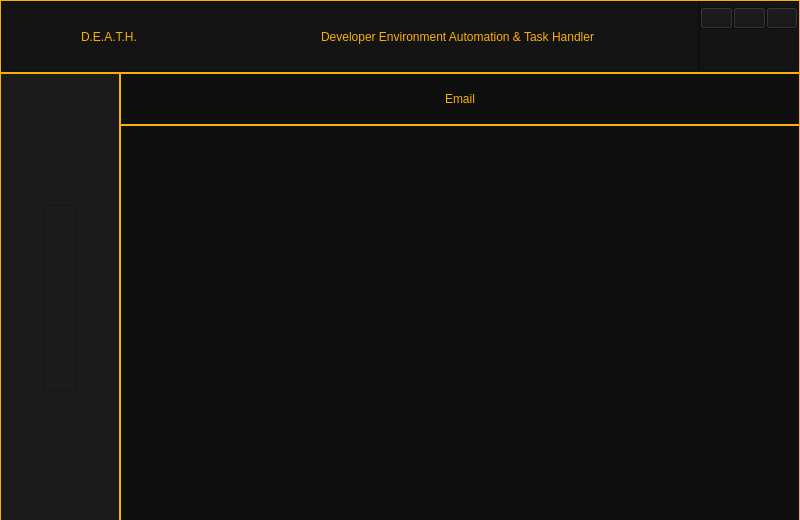
Qt form Gui/Main_Gui.ui (ThatNerd404/D.E.A.T.H) before a commit.
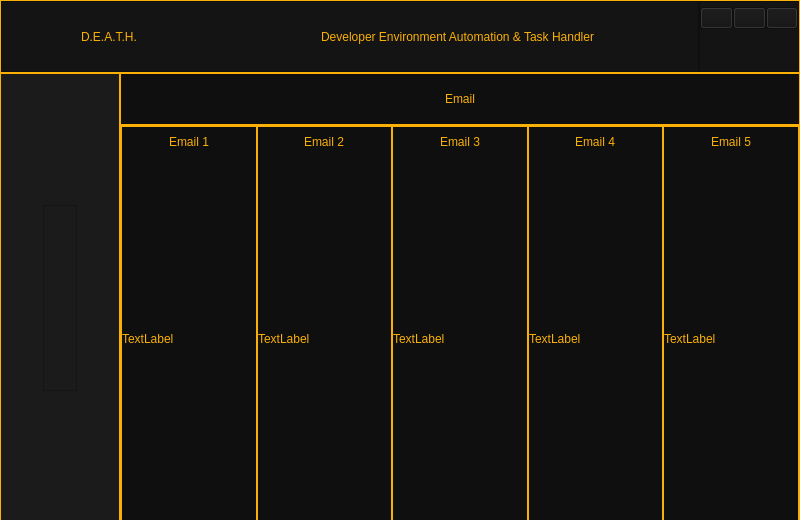
The same form after that commit. Icons and pictures are not drawn.

Commit message: Still choosing gui format. Running through options

Patch:
```diff
--- a/Gui/Main_Gui.ui
+++ b/Gui/Main_Gui.ui
@@ -2337,7 +2337,12 @@
              <property name="styleSheet">
               <string notr="true">#Email_Content{border-color:rgb(250,176,5);
 border-width:1px;
-border-style:solid;}</string>
+border-style:solid;}
+QFrame{border-color:rgb(250,176,5);
+border-width:1px;
+border-style:solid;}
+QLabel{border-width:0px; 
+font: 12pt &quot;Palatino Linotype&quot;;}</string>
              </property>
              <property name="frameShape">
               <enum>QFrame::StyledPanel</enum>
@@ -2345,6 +2350,258 @@
              <property name="frameShadow">
               <enum>QFrame::Raised</enum>
              </property>
+             <layout class="QHBoxLayout" name="horizontalLayout_14">
+              <property name="spacing">
+               <number>0</number>
+              </property>
+              <property name="leftMargin">
+               <number>0</number>
+              </property>
+              <property name="topMargin">
+               <number>0</number>
+              </property>
+              <property name="rightMargin">
+               <number>0</number>
+              </property>
+              <property name="bottomMargin">
+               <number>0</number>
+              </property>
+              <item>
+               <widget class="QFrame" name="Email_1_Info">
+                <property name="frameShape">
+                 <enum>QFrame::StyledPanel</enum>
+                </property>
+                <property name="frameShadow">
+                 <enum>QFrame::Raised</enum>
+                </property>
+                <layout class="QVBoxLayout" name="verticalLayout_26">
+                 <property name="spacing">
+                  <number>0</number>
+                 </property>
+                 <property name="leftMargin">
+                  <number>0</number>
+                 </property>
+                 <property name="topMargin">
+                  <number>0</number>
+                 </property>
+                 <property name="rightMargin">
+                  <number>0</number>
+                 </property>
+                 <property name="bottomMargin">
+                  <number>0</number>
+                 </property>
+                 <item alignment="Qt::AlignHCenter">
+                  <widget class="QLabel" name="Email_1_Title">
+                   <property name="maximumSize">
+                    <size>
+                     <width>16777215</width>
+                     <height>30</height>
+                    </size>
+                   </property>
+                   <property name="text">
+                    <string>Email 1</string>
+                   </property>
+                  </widget>
+                 </item>
+                 <item>
+                  <widget class="QLabel" name="label">
+                   <property name="text">
+                    <string>TextLabel</string>
+                   </property>
+                  </widget>
+                 </item>
+                </layout>
+               </widget>
+              </item>
+              <item>
+               <widget class="QFrame" name="Email_2_Info_2">
+                <property name="frameShape">
+                 <enum>QFrame::StyledPanel</enum>
+                </property>
+                <property name="frameShadow">
+                 <enum>QFrame::Raised</enum>
+                </property>
+                <layout class="QVBoxLayout" name="verticalLayout_27">
+                 <property name="spacing">
+                  <number>0</number>
+                 </property>
+                 <property name="leftMargin">
+                  <number>0</number>
+                 </property>
+                 <property name="topMargin">
+                  <number>0</number>
+                 </property>
+                 <property name="rightMargin">
+                  <number>0</number>
+                 </property>
+                 <property name="bottomMargin">
+                  <number>0</number>
+                 </property>
+                 <item alignment="Qt::AlignHCenter">
+                  <widget class="QLabel" name="Email_2_Title">
+                   <property name="maximumSize">
+                    <size>
+                     <width>16777215</width>
+                     <height>30</height>
+                    </size>
+                   </property>
+                   <property name="text">
+                    <string>Email 2</string>
+                   </property>
+                  </widget>
+                 </item>
+                 <item>
+                  <widget class="QLabel" name="label_2">
+                   <property name="text">
+                    <string>TextLabel</string>
+                   </property>
+                  </widget>
+                 </item>
+                </layout>
+               </widget>
+              </item>
+              <item>
+               <widget class="QFrame" name="Email_3_Info_">
+                <property name="frameShape">
+                 <enum>QFrame::StyledPanel</enum>
+                </property>
+                <property name="frameShadow">
+                 <enum>QFrame::Raised</enum>
+                </property>
+                <layout class="QVBoxLayout" name="verticalLayout_28">
+                 <property name="spacing">
+                  <number>0</number>
+                 </property>
+                 <property name="leftMargin">
+                  <number>0</number>
+                 </property>
+                 <property name="topMargin">
+                  <number>0</number>
+                 </property>
+                 <property name="rightMargin">
+                  <number>0</number>
+                 </property>
+                 <property name="bottomMargin">
+                  <number>0</number>
+                 </property>
+                 <item alignment="Qt::AlignHCenter">
+                  <widget class="QLabel" name="Email_3_Title">
+                   <property name="maximumSize">
+                    <size>
+                     <width>16777215</width>
+                     <height>30</height>
+                    </size>
+                   </property>
+                   <property name="text">
+                    <string>Email 3</string>
+                   </property>
+                  </widget>
+                 </item>
+                 <item>
+                  <widget class="QLabel" name="label_3">
+                   <property name="text">
+                    <string>TextLabel</string>
+                   </property>
+                  </widget>
+                 </item>
+                </layout>
+               </widget>
+              </item>
+              <item>
+               <widget class="QFrame" name="Email_4_Info">
+                <property name="frameShape">
+                 <enum>QFrame::StyledPanel</enum>
+                </property>
+                <property name="frameShadow">
+                 <enum>QFrame::Raised</enum>
+                </property>
+                <layout class="QVBoxLayout" name="verticalLayout_29">
+                 <property name="spacing">
+                  <number>0</number>
+                 </property>
+                 <property name="leftMargin">
+                  <number>0</number>
+                 </property>
+                 <property name="topMargin">
+                  <number>0</number>
+                 </property>
+                 <property name="rightMargin">
+                  <number>0</number>
+                 </property>
+                 <property name="bottomMargin">
+                  <number>0</number>
+                 </property>
+                 <item alignment="Qt::AlignHCenter">
+                  <widget class="QLabel" name="Email_4_Title">
+                   <property name="maximumSize">
+                    <size>
+                     <width>16777215</width>
+                     <height>30</height>
+                    </size>
+                   </property>
+                   <property name="text">
+                    <string>Email 4</string>
+                   </property>
+                  </widget>
+                 </item>
+                 <item>
+                  <widget class="QLabel" name="label_4">
+                   <property name="text">
+                    <string>TextLabel</string>
+                   </property>
+                  </widget>
+                 </item>
+                </layout>
+               </widget>
+              </item>
+              <item>
+               <widget class="QFrame" name="Email_5_Info">
+                <property name="frameShape">
+                 <enum>QFrame::StyledPanel</enum>
+                </property>
+                <property name="frameShadow">
+                 <enum>QFrame::Raised</enum>
+                </property>
+                <layout class="QVBoxLayout" name="verticalLayout_30">
+                 <property name="spacing">
+                  <number>0</number>
+                 </property>
+                 <property name="leftMargin">
+                  <number>0</number>
+                 </property>
+                 <property name="topMargin">
+                  <number>0</number>
+                 </property>
+                 <property name="rightMargin">
+                  <number>0</number>
+                 </property>
+                 <property name="bottomMargin">
+                  <number>0</number>
+                 </property>
+                 <item alignment="Qt::AlignHCenter">
+                  <widget class="QLabel" name="Email_5_Title">
+                   <property name="maximumSize">
+                    <size>
+                     <width>16777215</width>
+                     <height>30</height>
+                    </size>
+                   </property>
+                   <property name="text">
+                    <string>Email 5</string>
+                   </property>
+                  </widget>
+                 </item>
+                 <item>
+                  <widget class="QLabel" name="label_5">
+                   <property name="text">
+                    <string>TextLabel</string>
+                   </property>
+                  </widget>
+                 </item>
+                </layout>
+               </widget>
+              </item>
+             </layout>
             </widget>
            </item>
           </layout>
```
The commit also changes 2 other files.
